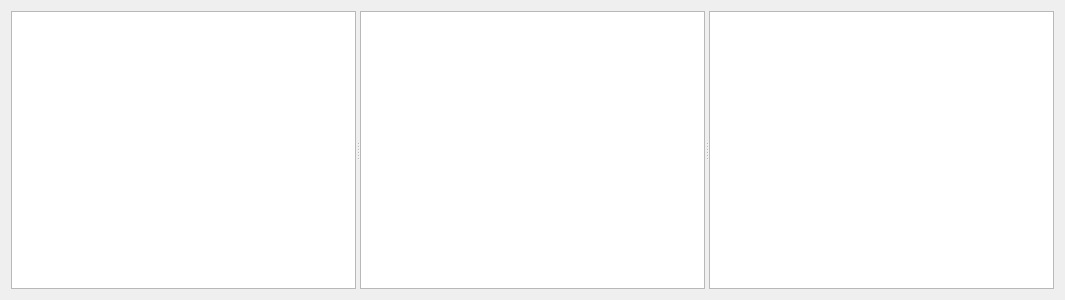
First picture: the form in SymbolScanner/WinImageSelector.ui, repository veeman/SymbolScanner, before the edit.
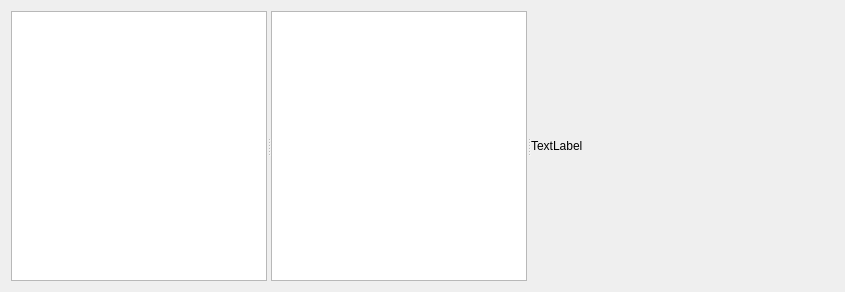
Second picture: the form after the edit. Custom widgets are drawn as their Qt base class.

Commit message: switch preview to qlabel in image selector window

What changed in the file:
```diff
--- a/SymbolScanner/WinImageSelector.ui
+++ b/SymbolScanner/WinImageSelector.ui
@@ -6,8 +6,8 @@
    <rect>
     <x>0</x>
     <y>0</y>
-    <width>1065</width>
-    <height>300</height>
+    <width>845</width>
+    <height>292</height>
    </rect>
   </property>
   <property name="windowTitle">
@@ -20,30 +20,34 @@
       <enum>Qt::Horizontal</enum>
      </property>
      <widget class="QTreeView" name="treeViewDirs">
-      <property name="sizePolicy">
-       <sizepolicy hsizetype="MinimumExpanding" vsizetype="Expanding">
-        <horstretch>0</horstretch>
-        <verstretch>0</verstretch>
-       </sizepolicy>
-      </property>
       <property name="headerHidden">
        <bool>true</bool>
       </property>
      </widget>
-     <widget class="QListView" name="listViewFiles">
+     <widget class="QListView" name="listViewFiles"/>
+     <widget class="QAspectRatioPixmapLabel" name="labelPreview">
       <property name="sizePolicy">
-       <sizepolicy hsizetype="MinimumExpanding" vsizetype="Expanding">
-        <horstretch>0</horstretch>
+       <sizepolicy hsizetype="Expanding" vsizetype="Preferred">
+        <horstretch>2</horstretch>
         <verstretch>0</verstretch>
        </sizepolicy>
       </property>
+      <property name="text">
+       <string>TextLabel</string>
+      </property>
      </widget>
-     <widget class="QGraphicsView" name="graphicsViewPreview"/>
     </widget>
    </item>
   </layout>
  </widget>
  <layoutdefault spacing="6" margin="11"/>
+ <customwidgets>
+  <customwidget>
+   <class>QAspectRatioPixmapLabel</class>
+   <extends>QLabel</extends>
+   <header>QAspectRatioPixmapLabel.h</header>
+  </customwidget>
+ </customwidgets>
  <resources/>
  <connections/>
 </ui>
```
The commit also changes 2 other files.
